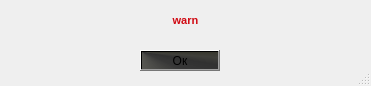
Old version of the form Gui/Dialogs/errordialog.ui in the repository Soma247/Rocket.
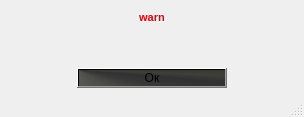
New version of the form.

```diff
--- a/Gui/Dialogs/errordialog.ui
+++ b/Gui/Dialogs/errordialog.ui
@@ -6,8 +6,8 @@
    <rect>
     <x>0</x>
     <y>0</y>
-    <width>371</width>
-    <height>86</height>
+    <width>304</width>
+    <height>117</height>
    </rect>
   </property>
   <property name="sizePolicy">
@@ -25,31 +25,11 @@
   <property name="sizeGripEnabled">
    <bool>true</bool>
   </property>
-  <widget class="QPushButton" name="pushButton">
-   <property name="geometry">
-    <rect>
-     <x>140</x>
-     <y>50</y>
-     <width>80</width>
-     <height>21</height>
-    </rect>
-   </property>
-   <property name="styleSheet">
-    <string notr="true">background-color:qconicalgradient(cx:0, cy:0, angle:170.1, stop:0 rgba(81, 81, 73, 69), stop:0.235955 rgba(92, 92, 83, 231), stop:0.353933 rgba(51, 51, 51, 250), stop:0.423533 rgba(49, 49, 49, 255), stop:0.477581 rgba(58, 58, 53, 248), stop:0.55 rgba(51, 51, 40, 255), stop:0.57754 rgba(58, 54, 37, 130), stop:0.625 rgba(58, 58, 51, 69), stop:0.921348 rgba(26, 22, 19, 234), stop:1 rgba(74, 74, 57, 255))</string>
-   </property>
-   <property name="text">
-    <string>Ок</string>
-   </property>
-  </widget>
+  <layout class="QGridLayout" name="gridLayout">
+   <item row="0" column="0">
+    <layout class="QVBoxLayout" name="verticalLayout">
+     <item>
   <widget class="QLabel" name="label">
-   <property name="geometry">
-    <rect>
-     <x>0</x>
-     <y>10</y>
-     <width>371</width>
-     <height>20</height>
-    </rect>
-   </property>
    <property name="sizePolicy">
     <sizepolicy hsizetype="Expanding" vsizetype="Maximum">
      <horstretch>0</horstretch>
@@ -290,6 +270,69 @@
     <set>Qt::AlignCenter</set>
    </property>
   </widget>
+     </item>
+     <item>
+      <spacer name="horizontalSpacer">
+       <property name="orientation">
+        <enum>Qt::Horizontal</enum>
+       </property>
+       <property name="sizeHint" stdset="0">
+        <size>
+         <width>328</width>
+         <height>20</height>
+        </size>
+       </property>
+      </spacer>
+     </item>
+     <item>
+      <layout class="QHBoxLayout" name="horizontalLayout">
+       <item>
+        <spacer name="verticalSpacer">
+         <property name="orientation">
+          <enum>Qt::Vertical</enum>
+         </property>
+         <property name="sizeHint" stdset="0">
+          <size>
+           <width>20</width>
+           <height>40</height>
+          </size>
+         </property>
+        </spacer>
+       </item>
+       <item>
+        <widget class="QPushButton" name="pushButton">
+         <property name="maximumSize">
+          <size>
+           <width>150</width>
+           <height>20</height>
+          </size>
+         </property>
+         <property name="styleSheet">
+          <string notr="true">background-color:qconicalgradient(cx:0, cy:0, angle:170.1, stop:0 rgba(81, 81, 73, 69), stop:0.235955 rgba(92, 92, 83, 231), stop:0.353933 rgba(51, 51, 51, 250), stop:0.423533 rgba(49, 49, 49, 255), stop:0.477581 rgba(58, 58, 53, 248), stop:0.55 rgba(51, 51, 40, 255), stop:0.57754 rgba(58, 54, 37, 130), stop:0.625 rgba(58, 58, 51, 69), stop:0.921348 rgba(26, 22, 19, 234), stop:1 rgba(74, 74, 57, 255))</string>
+         </property>
+         <property name="text">
+          <string>Ок</string>
+         </property>
+        </widget>
+       </item>
+       <item>
+        <spacer name="verticalSpacer_2">
+         <property name="orientation">
+          <enum>Qt::Vertical</enum>
+         </property>
+         <property name="sizeHint" stdset="0">
+          <size>
+           <width>20</width>
+           <height>40</height>
+          </size>
+         </property>
+        </spacer>
+       </item>
+      </layout>
+     </item>
+    </layout>
+   </item>
+  </layout>
  </widget>
  <resources/>
  <connections/>
```
Lines whose indentation alone changed are shown as unchanged.
